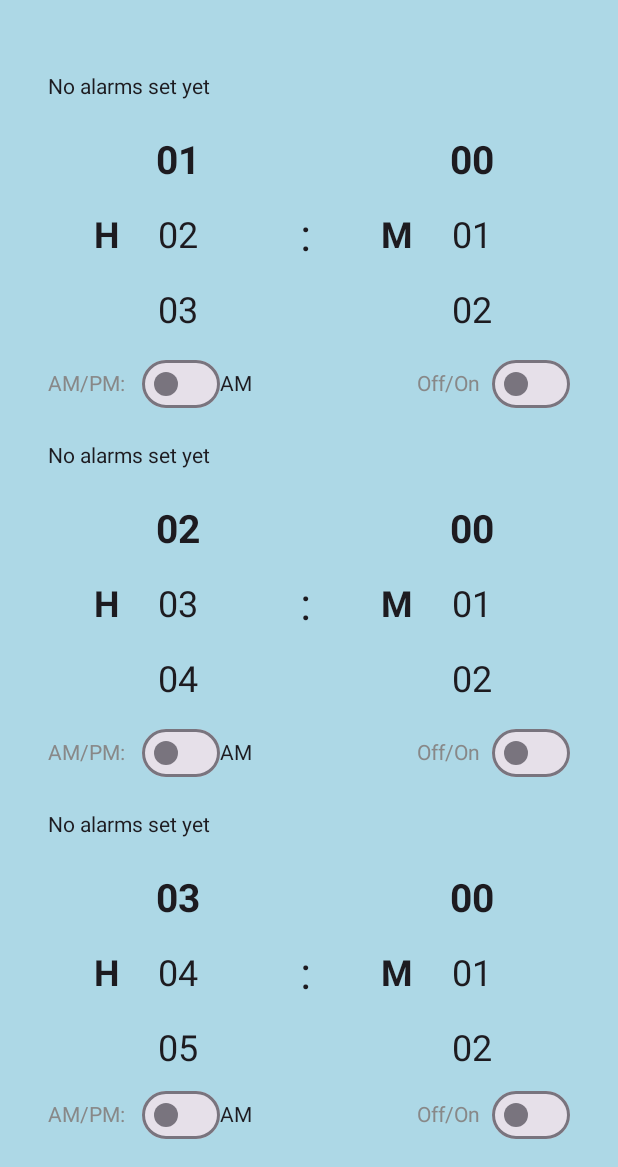
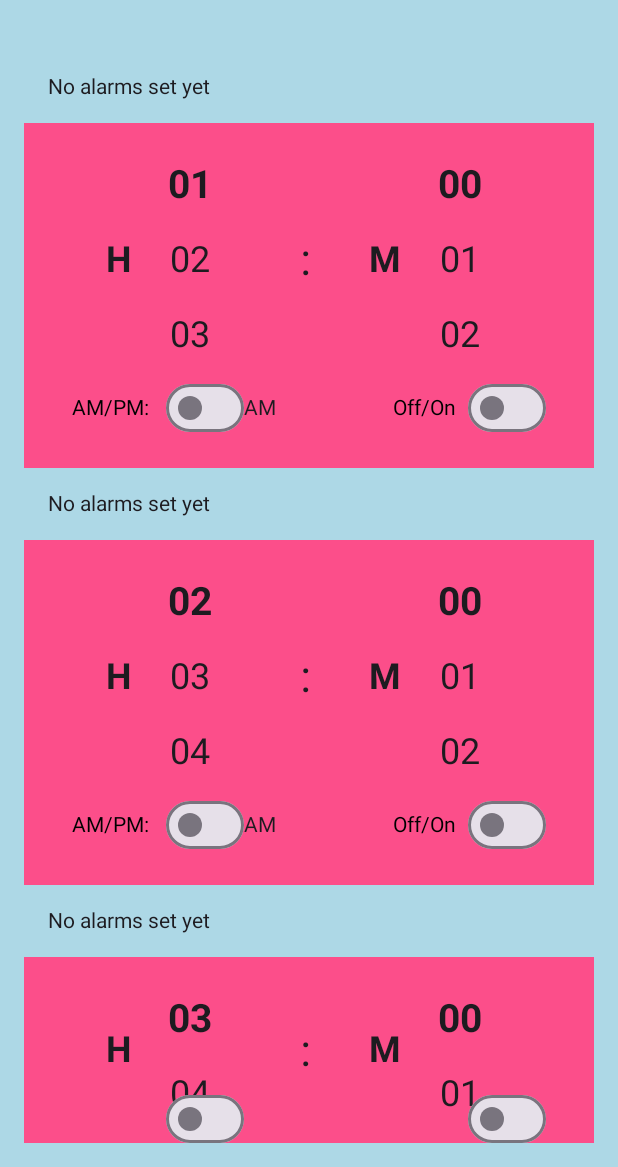
Before and after one commit to Brain-Boost/brain-boost, an Android app built with Jetpack Compose: the AlarmClock screen opened directly, with no data from a screen before it, on a phone screen of 412 x 824 dp, the part 69-1236 px from its top. Run offline under Robolectric (Android 15) with nearby library versions, the phone set to English and light mode, and no system bars; our stand-ins replace Room's generated code, livedata-compose; network calls fail.

Commit message:
working 3 alarms with pink bgrnd

```diff
--- a/app/src/main/java/com/example/brainboost/AlarmPage.kt
+++ b/app/src/main/java/com/example/brainboost/AlarmPage.kt
@@ -274,6 +274,13 @@ class AlarmClock : ComponentActivity() {
         context: Context,
         alarmViewModel: AlarmViewModel
     ) {
+        Box(
+            modifier = Modifier
+                // .padding(4.dp)
+                .background(Colors.pink33) // Light gray background; change the color as needed
+                .fillMaxWidth()
+                .padding(16.dp) // Padding inside the box around the content
+        ) {
             Column(horizontalAlignment = Alignment.CenterHorizontally) {
                 // Time selection
                 Row(
@@ -310,6 +317,8 @@ class AlarmClock : ComponentActivity() {
                 }
             }
         }
+    }
+
 
 
     @Composable
@@ -364,7 +373,7 @@ class AlarmClock : ComponentActivity() {
             horizontalArrangement = Arrangement.Start,
             //modifier = Modifier.fillMaxWidth().padding(16.dp)
         ) {
-            Text(text = "AM/PM: ", color = Color.Gray, modifier = Modifier.padding(end = 8.dp))
+            Text(text = "AM/PM: ", color = Color.Black, modifier = Modifier.padding(end = 8.dp))
             // AM if the switch is checked, PM if not
             Switch(
                 checked = mSelectedText == "PM",
@@ -391,7 +400,7 @@ class AlarmClock : ComponentActivity() {
             verticalAlignment = Alignment.CenterVertically,
             horizontalArrangement = Arrangement.Start,
         ) {
-            Text(text = "Off/On", color = Color.Gray, modifier = Modifier.padding(end = 8.dp))
+            Text(text = "Off/On", color = Color.Black, modifier = Modifier.padding(end = 8.dp))
             Switch(
                 checked = mCheckedState,
                 onCheckedChange = { isChecked ->
```
Lines whose indentation alone changed are shown as unchanged.
